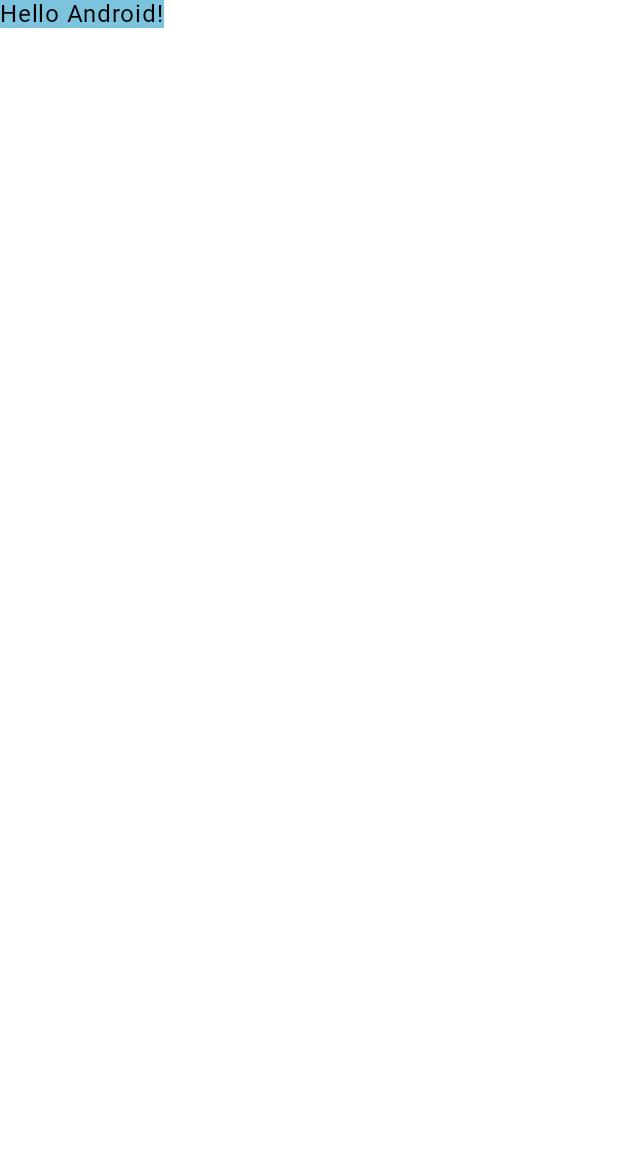
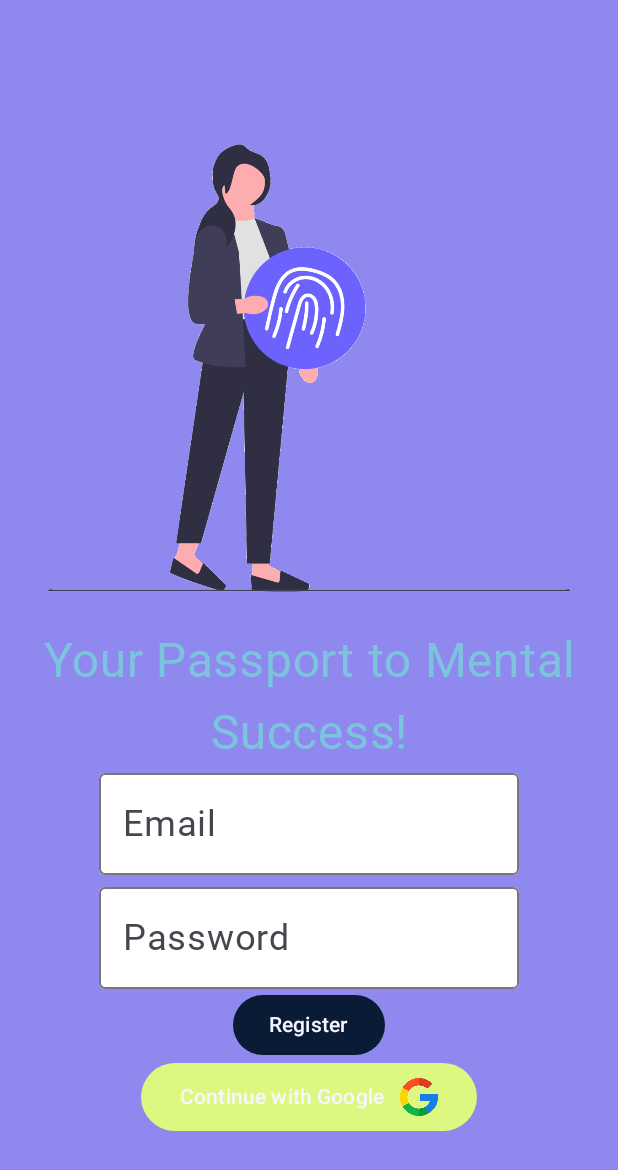
Before and after one commit to Ruhdee/HabitShift, an Android app built with Jetpack Compose: the screen it shows after launch (MainActivity), on a phone screen of 412 x 824 dp. Shown: the top 1170 px of the screen. Run offline under Robolectric (Android 15) with nearby library versions, the phone set to English and light mode, and no system bars; Roboto replaces fonts that are not available here.

Commit message:
Basic Outline of Login Screen

```diff
--- a/app/build.gradle.kts
+++ b/app/build.gradle.kts
@@ -56,4 +56,5 @@
     androidTestImplementation(libs.androidx.ui.test.junit4)
     debugImplementation(libs.androidx.ui.tooling)
     debugImplementation(libs.androidx.ui.test.manifest)
+
 }
--- /dev/null
+++ b/app/src/main/java/com/example/habitshift/LoginScreen.kt
@@ -0,0 +1,92 @@
+package com.example.habitshift
+
+import androidx.compose.foundation.Image
+import androidx.compose.foundation.background
+import androidx.compose.foundation.layout.Arrangement
+import androidx.compose.foundation.layout.Column
+import androidx.compose.foundation.layout.Row
+import androidx.compose.foundation.layout.fillMaxHeight
+import androidx.compose.foundation.layout.fillMaxWidth
+import androidx.compose.foundation.layout.padding
+import androidx.compose.foundation.layout.size
+import androidx.compose.material3.Button
+import androidx.compose.material3.ButtonDefaults
+import androidx.compose.material3.MaterialTheme
+import androidx.compose.material3.OutlinedTextField
+import androidx.compose.material3.OutlinedTextFieldDefaults
+import androidx.compose.material3.Text
+import androidx.compose.runtime.Composable
+import androidx.compose.ui.Alignment
+import androidx.compose.ui.Modifier
+import androidx.compose.ui.res.painterResource
+import androidx.compose.ui.tooling.preview.Preview
+import androidx.compose.ui.unit.dp
+import com.example.habitshift.ui.theme.HabitShiftTheme
+import com.example.habitshift.ui.theme.LightBlue
+import com.example.habitshift.ui.theme.White
+
+
+@Preview(showBackground = true, backgroundColor = 0xFF8F88EF)
+@Composable
+fun LoginScreenPreview() {
+    HabitShiftTheme {
+        LoginScreen()
+    }
+}
+
+@Composable
+fun LoginScreen(modifier: Modifier = Modifier) {
+    Column(
+        modifier = modifier.background(color = MaterialTheme.colorScheme.primary)
+            .fillMaxWidth()
+            .fillMaxHeight(),
+        verticalArrangement = Arrangement.Center,
+        horizontalAlignment = Alignment.CenterHorizontally,
+    ) {
+        Image(painter = painterResource(id = R.drawable.login), contentDescription = "Login image")
+        Text(
+            text = "Your Passport to Mental Success!",
+            style = MaterialTheme.typography.titleLarge,
+            color = LightBlue
+        )
+        OutlinedTextField(
+            value = "",
+            onValueChange = {},
+            label = { Text(text = "Email") },
+            colors = OutlinedTextFieldDefaults.colors(
+                unfocusedContainerColor = White,
+                focusedContainerColor = White,
+            ),
+
+            )
+        OutlinedTextField(
+            value = "", onValueChange = {}, label = { Text(text = "Password") },
+            colors = OutlinedTextFieldDefaults.colors(
+                unfocusedContainerColor = White,
+                focusedContainerColor = White,
+            ),
+        )
+        Button(
+            onClick = {},
+            colors = ButtonDefaults.buttonColors(MaterialTheme.colorScheme.tertiary)
+        ) { Text(text = "Register") }
+        Button(
+            onClick = {},
+            colors = ButtonDefaults.buttonColors(MaterialTheme.colorScheme.secondary)
+        ) {
+            Row(
+                modifier = modifier.padding(2.dp),
+                horizontalArrangement = Arrangement.SpaceBetween,
+                verticalAlignment = Alignment.CenterVertically
+            ) {
+                Text(text = "Continue with Google", modifier = modifier.padding(end = 10.dp))
+                Image(
+                    painter = painterResource(
+                        id = R.drawable.google
+                    ), contentDescription = "Google icon",
+                    modifier = modifier.size(25.dp)
+                )
+            }
+        }
+    }
+}
--- a/app/src/main/java/com/example/habitshift/MainActivity.kt
+++ b/app/src/main/java/com/example/habitshift/MainActivity.kt
@@ -4,53 +4,16 @@
 import androidx.activity.ComponentActivity
 import androidx.activity.compose.setContent
 import androidx.activity.enableEdgeToEdge
-import androidx.compose.foundation.layout.fillMaxSize
-import androidx.compose.foundation.layout.padding
-import androidx.compose.material3.MaterialTheme
-import androidx.compose.material3.Scaffold
-import androidx.compose.material3.Surface
-import androidx.compose.material3.Text
-import androidx.compose.runtime.Composable
-import androidx.compose.ui.Modifier
-import androidx.compose.ui.text.font.FontFamily
-import androidx.compose.ui.tooling.preview.Preview
-import androidx.core.app.NotificationCompat
-import com.example.habitshift.ui.theme.CustomFontFamily
 import com.example.habitshift.ui.theme.HabitShiftTheme
+
 
 class MainActivity : ComponentActivity() {
     override fun onCreate(savedInstanceState: Bundle?) {
         super.onCreate(savedInstanceState)
         enableEdgeToEdge()
         setContent {
-            HabitShiftTheme {
-                Scaffold(modifier = Modifier.fillMaxSize()) { innerPadding ->
-                    Greeting(
-                        name = "Android",
-                        modifier = Modifier.padding(innerPadding)
-                    )
-                }
-            }
+            HabitShiftTheme{LoginScreen()}
+
         }
     }
 }
-
-@Composable
-fun Greeting(name: String, modifier: Modifier = Modifier) {
-    Surface {
-        Text(
-            text = "Hello $name!",
-            modifier = modifier,
-            style = MaterialTheme.typography.titleLarge
-        )
-    }
-
-}
-
-@Preview(showBackground = true)
-@Composable
-fun GreetingPreview() {
-    HabitShiftTheme {
-        Greeting("Android")
-    }
-}
--- a/app/src/main/java/com/example/habitshift/ui/theme/Theme.kt
+++ b/app/src/main/java/com/example/habitshift/ui/theme/Theme.kt
@@ -58,7 +58,7 @@
 
     MaterialTheme(
         colorScheme = colorScheme,
-        typography = Typography,
+        typography = customTypography,
         content = content
     )
 }
--- a/app/src/main/java/com/example/habitshift/ui/theme/Type.kt
+++ b/app/src/main/java/com/example/habitshift/ui/theme/Type.kt
@@ -5,6 +5,7 @@
 import androidx.compose.ui.text.font.Font
 import androidx.compose.ui.text.font.FontFamily
 import androidx.compose.ui.text.font.FontWeight
+import androidx.compose.ui.text.style.TextAlign
 import androidx.compose.ui.unit.sp
 import com.example.habitshift.R
 
@@ -16,19 +17,20 @@
 )
 
 // Set of Material typography styles to start with
-val Typography = Typography(
+val customTypography = Typography(
     bodyLarge = TextStyle(
         fontFamily = CustomFontFamily,
         fontWeight = FontWeight.Normal,
-        fontSize = 16.sp,
-        lineHeight = 24.sp,
+        fontSize = 24.sp,
+        lineHeight = 36.sp,
         letterSpacing = 0.5.sp
     ),
     titleLarge = TextStyle(
         fontFamily = CustomFontFamily,
         fontWeight = FontWeight.Bold,
-        fontSize = 16.sp,
-        lineHeight = 24.sp,
+        fontSize = 32.sp,
+        lineHeight = 48.sp,
+        textAlign = TextAlign.Center,
         letterSpacing = 0.5.sp
     ),
     labelMedium = TextStyle(
```
Also changed, not shown: app/src/main/res/drawable/google.png (added), app/src/main/res/drawable/login.png (added), 1 other file.
